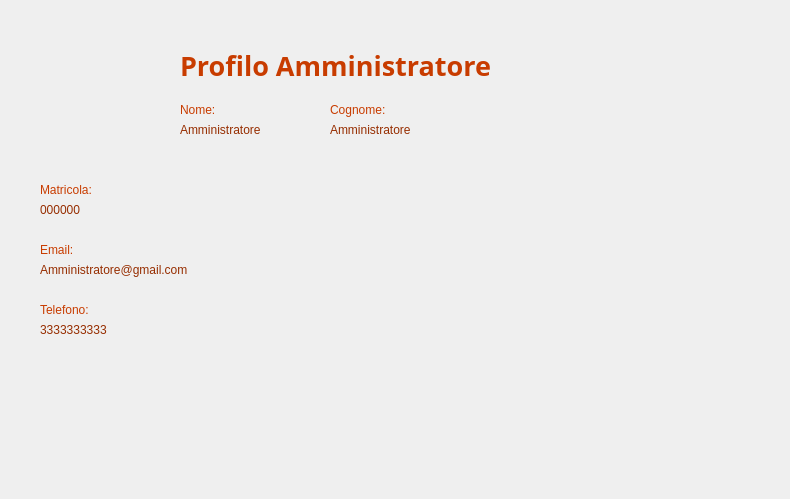
This is Viste/VistaVisualizzaAmministratoreAmministratore.ui in GiacomoPrincipi/CineMax as Qt 5 draws it before an edit. The edited form follows.
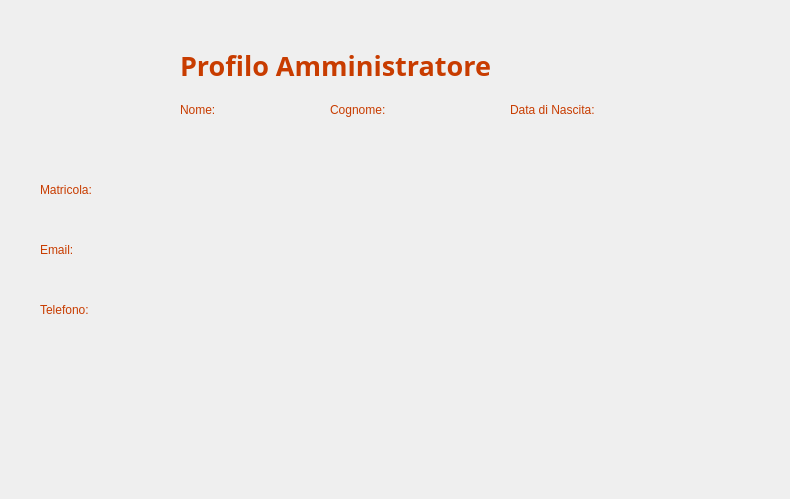
This is the edited form. Icons and pictures are not drawn. Custom widgets are drawn as their Qt base class.

```diff
--- a/Viste/VistaVisualizzaAmministratoreAmministratore.ui
+++ b/Viste/VistaVisualizzaAmministratoreAmministratore.ui
@@ -164,7 +164,7 @@
 }</string>
    </property>
    <property name="text">
-    <string>Amministratore</string>
+    <string/>
    </property>
   </widget>
   <widget class="QLabel" name="labelCognomeAmministratore">
@@ -182,7 +182,7 @@
 }</string>
    </property>
    <property name="text">
-    <string>Amministratore</string>
+    <string/>
    </property>
   </widget>
   <widget class="QLabel" name="labelMatricola">
@@ -221,7 +221,7 @@
 }</string>
    </property>
    <property name="text">
-    <string>000000</string>
+    <string/>
    </property>
   </widget>
   <widget class="QLabel" name="labelEmail">
@@ -260,7 +260,7 @@
 }</string>
    </property>
    <property name="text">
-    <string>Amministratore@gmail.com</string>
+    <string/>
    </property>
   </widget>
   <widget class="QLabel" name="labelTelefono">
@@ -299,7 +299,7 @@
 }</string>
    </property>
    <property name="text">
-    <string>3333333333</string>
+    <string/>
    </property>
   </widget>
   <widget class="QLabel" name="labelIndietroButtonAmministratore">
@@ -321,7 +321,53 @@
     <bool>true</bool>
    </property>
   </widget>
+  <widget class="QLabel" name="labelDataNascita">
+   <property name="geometry">
+    <rect>
+     <x>510</x>
+     <y>100</y>
+     <width>121</width>
+     <height>20</height>
+    </rect>
+   </property>
+   <property name="styleSheet">
+    <string notr="true">QLabel {
+    color: #C83C00;
+}</string>
+   </property>
+   <property name="text">
+    <string>Data di Nascita:</string>
+   </property>
+   <property name="alignment">
+    <set>Qt::AlignmentFlag::AlignLeading|Qt::AlignmentFlag::AlignLeft|Qt::AlignmentFlag::AlignVCenter</set>
+   </property>
+  </widget>
+  <widget class="QLabel" name="labelDataNascitaAmministratore">
+   <property name="geometry">
+    <rect>
+     <x>510</x>
+     <y>120</y>
+     <width>101</width>
+     <height>20</height>
+    </rect>
+   </property>
+   <property name="styleSheet">
+    <string notr="true">QLabel {
+    color: #962D00;
+}</string>
+   </property>
+   <property name="text">
+    <string/>
+   </property>
+  </widget>
  </widget>
+ <customwidgets>
+  <customwidget>
+   <class>ClickableLabel</class>
+   <extends>QLabel</extends>
+   <header>clickablelabel.h</header>
+  </customwidget>
+ </customwidgets>
  <resources/>
  <connections/>
 </ui>
```
Left out of the diff: 6 changed lines with no effect on the pictures.
